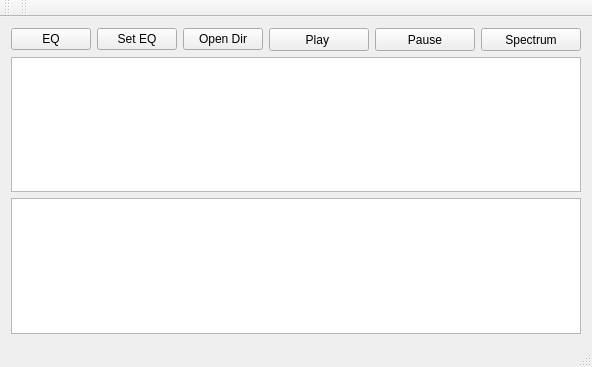
manushanga/vrok, file frontend/vrokmain.ui: the form before one commit.
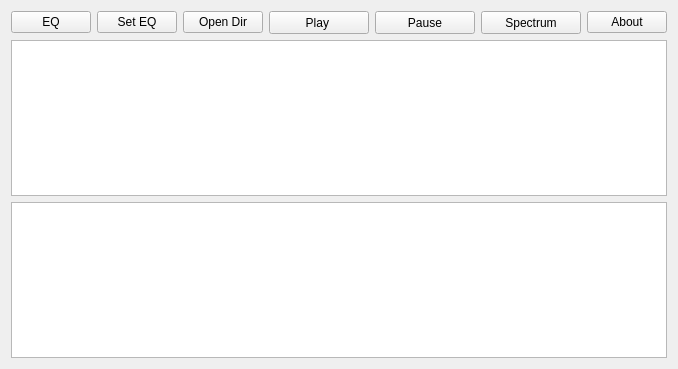
The form after the commit.

```diff
--- a/frontend/vrokmain.ui
+++ b/frontend/vrokmain.ui
@@ -6,8 +6,8 @@
    <rect>
     <x>0</x>
     <y>0</y>
-    <width>533</width>
-    <height>367</height>
+    <width>639</width>
+    <height>369</height>
    </rect>
   </property>
   <property name="windowTitle">
@@ -16,12 +16,18 @@
   <widget class="QWidget" name="centralWidget">
    <layout class="QVBoxLayout" name="verticalLayout">
     <item>
-     <layout class="QHBoxLayout" name="horizontalLayout" stretch="1,1,1,1,1,1">
+     <layout class="QHBoxLayout" name="horizontalLayout" stretch="1,1,1,1,1,1,1">
       <property name="sizeConstraint">
        <enum>QLayout::SetMinimumSize</enum>
       </property>
       <item>
        <widget class="QPushButton" name="btnEQt">
+        <property name="sizePolicy">
+         <sizepolicy hsizetype="Maximum" vsizetype="Fixed">
+          <horstretch>0</horstretch>
+          <verstretch>0</verstretch>
+         </sizepolicy>
+        </property>
         <property name="text">
          <string>EQ</string>
         </property>
@@ -62,7 +68,7 @@
       <item>
        <widget class="QPushButton" name="btnPlay">
         <property name="sizePolicy">
-         <sizepolicy hsizetype="Maximum" vsizetype="Fixed">
+         <sizepolicy hsizetype="Minimum" vsizetype="Fixed">
           <horstretch>0</horstretch>
           <verstretch>0</verstretch>
          </sizepolicy>
@@ -90,7 +96,7 @@
       <item>
        <widget class="QPushButton" name="btnPause">
         <property name="sizePolicy">
-         <sizepolicy hsizetype="Maximum" vsizetype="Fixed">
+         <sizepolicy hsizetype="Minimum" vsizetype="Fixed">
           <horstretch>0</horstretch>
           <verstretch>0</verstretch>
          </sizepolicy>
@@ -143,6 +149,19 @@
         </property>
        </widget>
       </item>
+      <item>
+       <widget class="QPushButton" name="btnAbout">
+        <property name="sizePolicy">
+         <sizepolicy hsizetype="Maximum" vsizetype="Fixed">
+          <horstretch>0</horstretch>
+          <verstretch>0</verstretch>
+         </sizepolicy>
+        </property>
+        <property name="text">
+         <string>About</string>
+        </property>
+       </widget>
+      </item>
      </layout>
     </item>
     <item>
@@ -176,36 +195,6 @@
     </item>
    </layout>
   </widget>
-  <widget class="QMenuBar" name="menuBar">
-   <property name="geometry">
-    <rect>
-     <x>0</x>
-     <y>0</y>
-     <width>533</width>
-     <height>21</height>
-    </rect>
-   </property>
-  </widget>
-  <widget class="QToolBar" name="mainToolBar">
-   <attribute name="toolBarArea">
-    <enum>TopToolBarArea</enum>
-   </attribute>
-   <attribute name="toolBarBreak">
-    <bool>false</bool>
-   </attribute>
-  </widget>
-  <widget class="QStatusBar" name="statusBar"/>
-  <widget class="QToolBar" name="toolBar">
-   <property name="windowTitle">
-    <string>toolBar</string>
-   </property>
-   <attribute name="toolBarArea">
-    <enum>TopToolBarArea</enum>
-   </attribute>
-   <attribute name="toolBarBreak">
-    <bool>false</bool>
-   </attribute>
-  </widget>
  </widget>
  <layoutdefault spacing="6" margin="11"/>
  <resources/>
```
